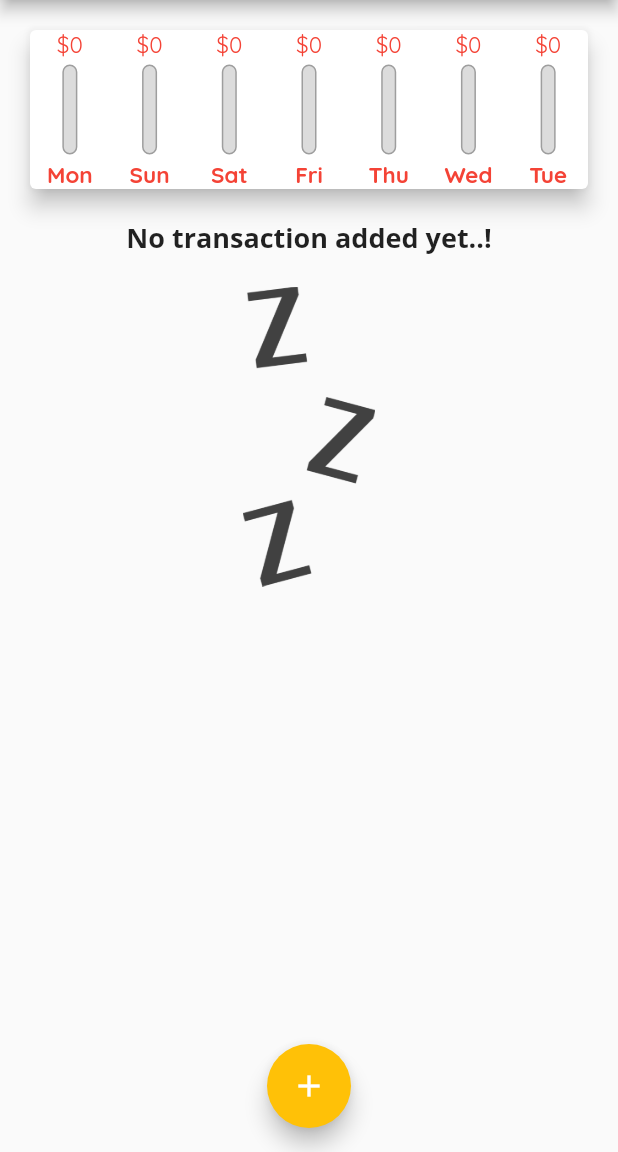
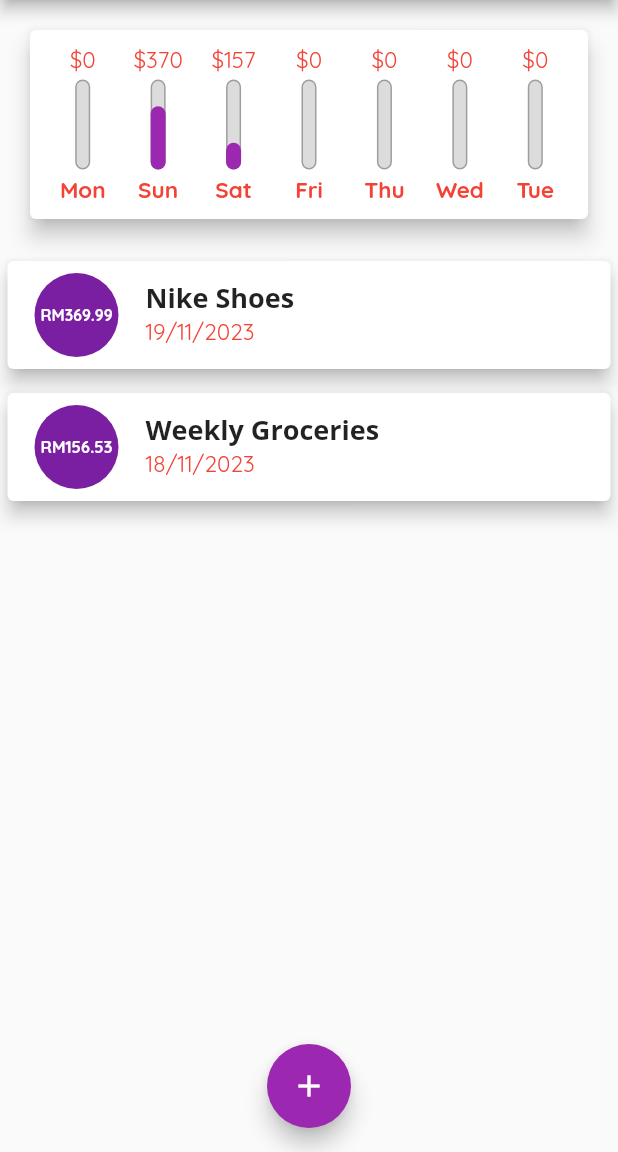
Before and after one commit to apikmeister/expense-app, a Flutter app: the screen it shows after launch, on a phone screen of 412 x 824 dp, the part 84-1236 px from its top. Run offline on Flutter 3.47's test engine with Material 2 defaults, Android fonts, the phone set to English and light mode, and no system bars.

Commit message:
Refactor UI layout and fix formatting issues

```diff
--- a/lib/main.dart
+++ b/lib/main.dart
@@ -13,10 +13,8 @@ class MyApp extends StatelessWidget {
     return MaterialApp(
       title: 'Flutter App',
       theme: ThemeData(
-        colorScheme:
-            ColorScheme.fromSwatch(primarySwatch: Colors.purple).copyWith(
-          secondary: Colors.amber,
-        ),
+        primarySwatch: Colors.purple,
+        splashColor: Colors.amber,
         fontFamily: 'Quicksand',
         textTheme: ThemeData.light().textTheme.copyWith(
             titleLarge: TextStyle(
@@ -46,13 +44,16 @@ class MyHomePage extends StatefulWidget {
 
 class _MyHomePageState extends State {
   final List<Transaction> _userTransactions = [
-    // Transaction(
-    //     id: 't1', title: 'Nike Shoes', amount: 369.99, date: DateTime.now()),
-    // Transaction(
-    //     id: 't2',
-    //     title: 'Weekly Groceries',
-    //     amount: 356.53,
-    //     date: DateTime.now()),
+    Transaction(
+        id: 't1',
+        title: 'Nike Shoes',
+        amount: 369.99,
+        date: DateTime.now().subtract(Duration(days: 1))),
+    Transaction(
+        id: 't2',
+        title: 'Weekly Groceries',
+        amount: 156.53,
+        date: DateTime.now().subtract(Duration(days: 2))),
   ];
 
   //add _addNewTransaction to cater for new record when user click
--- a/lib/widgets/chart.dart
+++ b/lib/widgets/chart.dart
@@ -44,7 +44,10 @@ class Chart extends StatelessWidget {
     return Card(
       elevation: 6,
       margin: EdgeInsets.all(20),
+      child: Padding(
+        padding: const EdgeInsets.all(10.0),
         child: Row(
+          mainAxisAlignment: MainAxisAlignment.spaceAround,
           children: groupedTransactionValues.map((data) {
             return Flexible(
               fit: FlexFit.tight,
@@ -58,6 +61,7 @@ class Chart extends StatelessWidget {
             );
           }).toList(),
         ),
+      ),
     );
   }
 }
--- a/lib/widgets/chart_bar.dart
+++ b/lib/widgets/chart_bar.dart
@@ -11,7 +11,9 @@ class ChartBar extends StatelessWidget {
   Widget build(BuildContext context) {
     return Column(
       children: <Widget>[
-        Text('\$${spendingAmount.toStringAsFixed(0)}'),
+        FittedBox(
+          child: Text('\$${spendingAmount.toStringAsFixed(0)}'),
+        ),
         SizedBox(
           height: 4,
         ),
@@ -19,6 +21,7 @@ class ChartBar extends StatelessWidget {
           height: 60,
           width: 10,
           child: Stack(
+            alignment: Alignment.bottomCenter,
             children: <Widget>[
               Container(
                 decoration: BoxDecoration(
--- a/lib/widgets/transaction_list.dart
+++ b/lib/widgets/transaction_list.dart
@@ -34,44 +34,34 @@ class TransactionList extends StatelessWidget {
                 itemCount: transactions.length,
                 itemBuilder: (ctx, index) {
                   return Card(
-                    child: Row(
-                      children: <Widget>[
-                        Container(
-                          margin: EdgeInsets.symmetric(
-                              vertical: 10, horizontal: 15),
-                          decoration: BoxDecoration(
-                              border:
-                                  Border.all(color: Colors.black, width: 2)),
-                          padding: EdgeInsets.all(10),
-                          alignment: Alignment.center,
+                    elevation: 5,
+                    margin: EdgeInsets.symmetric(vertical: 8, horizontal: 5),
+                    child: ListTile(
+                      leading: CircleAvatar(
+                        radius: 30,
+                        child: Padding(
+                          padding: EdgeInsets.all(6),
+                          child: FittedBox(
                             child: Text(
                               '\RM${transactions[index].amount.toStringAsFixed(2)}',
                               style: TextStyle(
                                 fontWeight: FontWeight.bold,
-                              fontSize: 20,
-                              color: Colors.red,
+                                fontSize: 22,
                               ),
                             ),
                           ),
-                        Column(
-                          crossAxisAlignment: CrossAxisAlignment.start,
-                          children: <Widget>[
-                            Text(
-                              transactions[index].title,
-                              style: TextStyle(
-                                fontWeight: FontWeight.bold,
-                                fontSize: 18,
                         ),
                       ),
-                            // Text(e.date.toString())
-                            Text(
-                              DateFormat('dd/MM/yyy')
-                                  .format(transactions[index].date),
-                              style: TextStyle(color: Colors.grey),
+                      title: Text(
+                        transactions[index].title,
+                        style: Theme.of(context).textTheme.bodyLarge,
                       ),
-                          ],
-                        )
-                      ],
+                      subtitle: Text(
+                        DateFormat('dd/MM/yyyy').format(
+                          transactions[index].date,
+                        ),
+                        style: Theme.of(context).textTheme.bodyMedium,
+                      ),
                     ),
                   );
                 })
```
Lines whose indentation alone changed are shown as unchanged.
